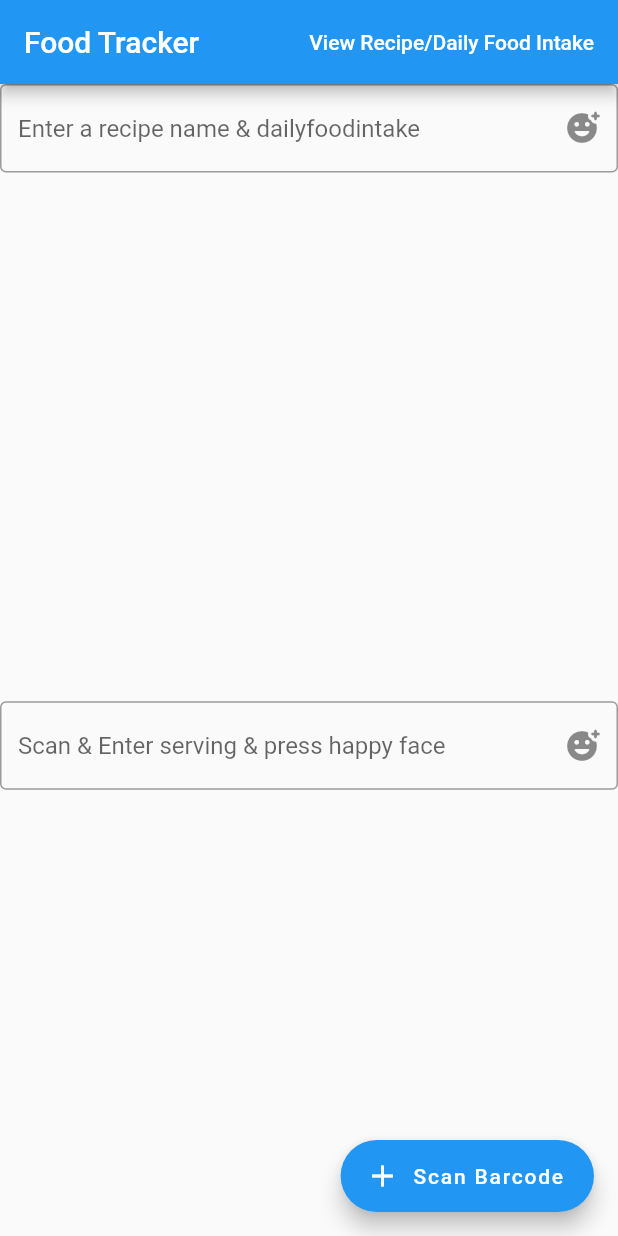
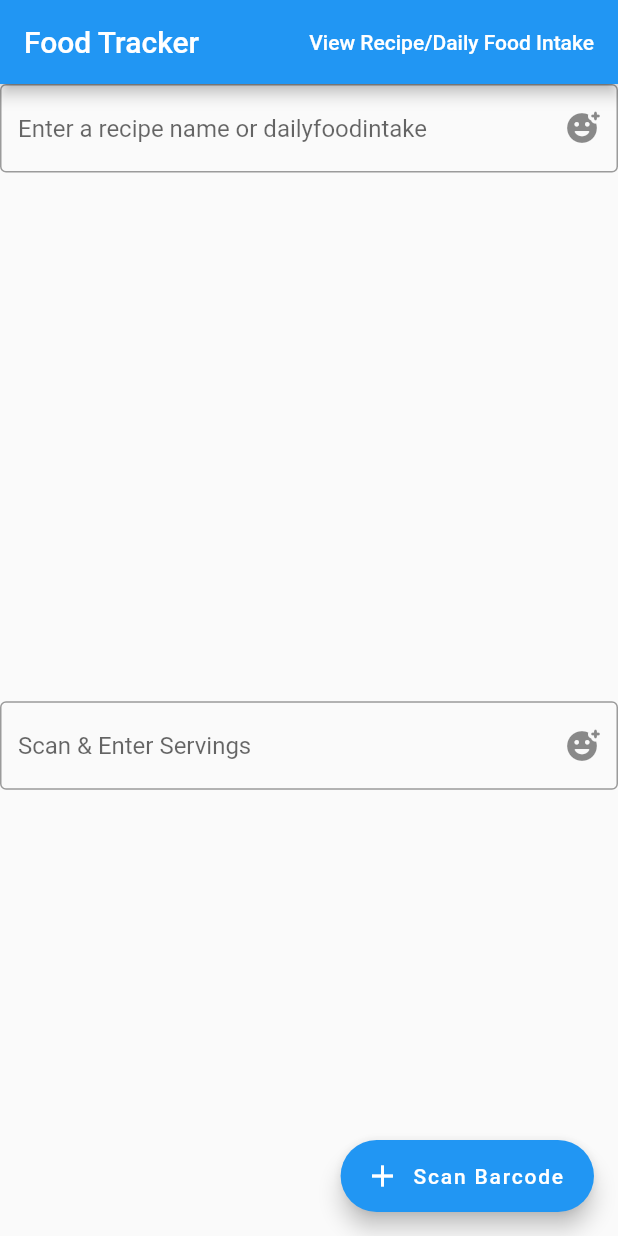
Before and after one commit to Minseok-Sakong/Food-Tracking-App, a Flutter app: the ScanPage screen opened directly, on a phone screen of 412 x 824 dp. Run offline on Flutter 3.47's test engine with Material 2 defaults, Android fonts, the phone set to English and light mode, and no system bars; our stand-ins replace cloud_firestore, firebase_auth, firebase_core, firebase_storage, font_awesome_flutter, google_sign_in and 1 more; missing offline and left inert: flutter_barcode_scanner, flutter_google_sign_in_demo; accounts and stored records are empty.

Commit message:
final_V3(little tweak on text hints)

```diff
--- a/lib/scan.dart
+++ b/lib/scan.dart
@@ -125,7 +125,7 @@ class _ScanPageState extends State<ScanPage> {
               controller: recipeName,
             decoration:  InputDecoration(
                 border: OutlineInputBorder(),
-                hintText: 'Enter a recipe name & dailyfoodintake',
+                hintText: 'Enter a recipe name or dailyfoodintake',
               suffixIcon: IconButton(
                 icon: Icon(Icons.add_reaction_rounded),
                 onPressed:() {
@@ -164,7 +164,7 @@ class _ScanPageState extends State<ScanPage> {
               controller: serving,
               decoration:  InputDecoration(
                 border: OutlineInputBorder(),
-                hintText: 'Scan & Enter serving & press happy face',
+                hintText: 'Scan & Enter Servings',
                 suffixIcon: IconButton(
                   icon: Icon(Icons.add_reaction_rounded),
                   onPressed:() {
```
